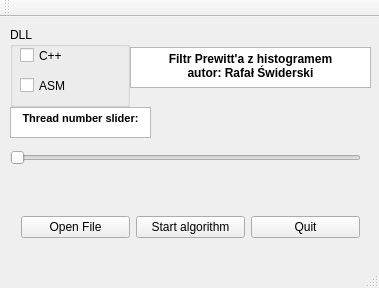
First picture: the form in JAproj.ui, repository ObiWan-Banan/Filtr-prewitta, before the edit.
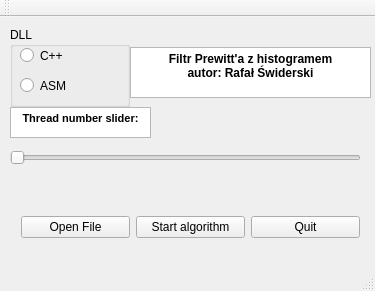
Second picture: the form after the edit.

Commit message: changed check boxes into radio buttons

```diff
--- a/JAproj.ui
+++ b/JAproj.ui
@@ -6,53 +6,14 @@
    <rect>
     <x>0</x>
     <y>0</y>
-    <width>379</width>
-    <height>288</height>
+    <width>375</width>
+    <height>291</height>
    </rect>
   </property>
   <property name="windowTitle">
    <string>JAproj</string>
   </property>
   <widget class="QWidget" name="centralWidget">
-   <widget class="QGroupBox" name="groupBox">
-    <property name="geometry">
-     <rect>
-      <x>10</x>
-      <y>10</y>
-      <width>120</width>
-      <height>80</height>
-     </rect>
-    </property>
-    <property name="title">
-     <string>DLL</string>
-    </property>
-    <widget class="QCheckBox" name="checkBox_cpp">
-     <property name="geometry">
-      <rect>
-       <x>10</x>
-       <y>20</y>
-       <width>70</width>
-       <height>17</height>
-      </rect>
-     </property>
-     <property name="text">
-      <string>C++</string>
-     </property>
-    </widget>
-    <widget class="QCheckBox" name="checkBox_asm">
-     <property name="geometry">
-      <rect>
-       <x>10</x>
-       <y>50</y>
-       <width>70</width>
-       <height>17</height>
-      </rect>
-     </property>
-     <property name="text">
-      <string>ASM</string>
-     </property>
-    </widget>
-   </widget>
    <widget class="QWidget" name="horizontalLayoutWidget">
     <property name="geometry">
      <rect>
@@ -92,7 +53,7 @@
       <x>130</x>
       <y>30</y>
       <width>241</width>
-      <height>41</height>
+      <height>51</height>
      </rect>
     </property>
     <property name="html">
@@ -101,7 +62,8 @@
 p, li { white-space: pre-wrap; }
 &lt;/style&gt;&lt;/head&gt;&lt;body style=&quot; font-family:'MS Shell Dlg 2'; font-size:8.25pt; font-weight:400; font-style:normal;&quot;&gt;
 &lt;p align=&quot;center&quot; style=&quot; margin-top:0px; margin-bottom:0px; margin-left:0px; margin-right:0px; -qt-block-indent:0; text-indent:0px;&quot;&gt;&lt;span style=&quot; font-size:9pt; font-weight:600;&quot;&gt;Filtr Prewitt'a z histogramem&lt;/span&gt;&lt;/p&gt;
-&lt;p align=&quot;center&quot; style=&quot; margin-top:0px; margin-bottom:0px; margin-left:0px; margin-right:0px; -qt-block-indent:0; text-indent:0px;&quot;&gt;&lt;span style=&quot; font-size:9pt; font-weight:600;&quot;&gt;autor: Rafał Świderski&lt;/span&gt;&lt;/p&gt;&lt;/body&gt;&lt;/html&gt;</string>
+&lt;p align=&quot;center&quot; style=&quot; margin-top:0px; margin-bottom:0px; margin-left:0px; margin-right:0px; -qt-block-indent:0; text-indent:0px;&quot;&gt;&lt;span style=&quot; font-size:9pt; font-weight:600;&quot;&gt;autor: Rafał Świderski&lt;/span&gt;&lt;/p&gt;
+&lt;p align=&quot;center&quot; style=&quot;-qt-paragraph-type:empty; margin-top:0px; margin-bottom:0px; margin-left:0px; margin-right:0px; -qt-block-indent:0; text-indent:0px;&quot;&gt;&lt;br /&gt;&lt;/p&gt;&lt;/body&gt;&lt;/html&gt;</string>
     </property>
    </widget>
    <widget class="QSlider" name="horizontalSlider">
@@ -134,6 +96,45 @@
 &lt;p align=&quot;center&quot; style=&quot; margin-top:0px; margin-bottom:0px; margin-left:0px; margin-right:0px; -qt-block-indent:0; text-indent:0px;&quot;&gt;&lt;span style=&quot; font-size:8pt; font-weight:600;&quot;&gt;Thread number slider:&lt;/span&gt;&lt;/p&gt;&lt;/body&gt;&lt;/html&gt;</string>
     </property>
    </widget>
+   <widget class="QGroupBox" name="groupBox_2">
+    <property name="geometry">
+     <rect>
+      <x>10</x>
+      <y>10</y>
+      <width>120</width>
+      <height>80</height>
+     </rect>
+    </property>
+    <property name="title">
+     <string>DLL</string>
+    </property>
+    <widget class="QRadioButton" name="radioButton_cpp">
+     <property name="geometry">
+      <rect>
+       <x>10</x>
+       <y>20</y>
+       <width>82</width>
+       <height>17</height>
+      </rect>
+     </property>
+     <property name="text">
+      <string>C++</string>
+     </property>
+    </widget>
+    <widget class="QRadioButton" name="radioButton_asm">
+     <property name="geometry">
+      <rect>
+       <x>10</x>
+       <y>50</y>
+       <width>82</width>
+       <height>17</height>
+      </rect>
+     </property>
+     <property name="text">
+      <string>ASM</string>
+     </property>
+    </widget>
+   </widget>
   </widget>
   <widget class="QToolBar" name="mainToolBar">
    <attribute name="toolBarArea">
```
Left out of the diff: 22 changed lines with no effect on the pictures. The commit also changes 1 other file.
